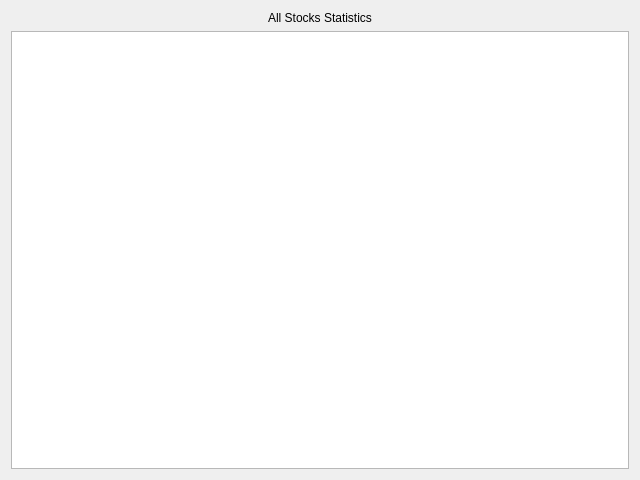
Qt form Gui/StockPerformance.ui (TheGraeme95/Markowitz-Portfolio-Optimiser) before a commit.
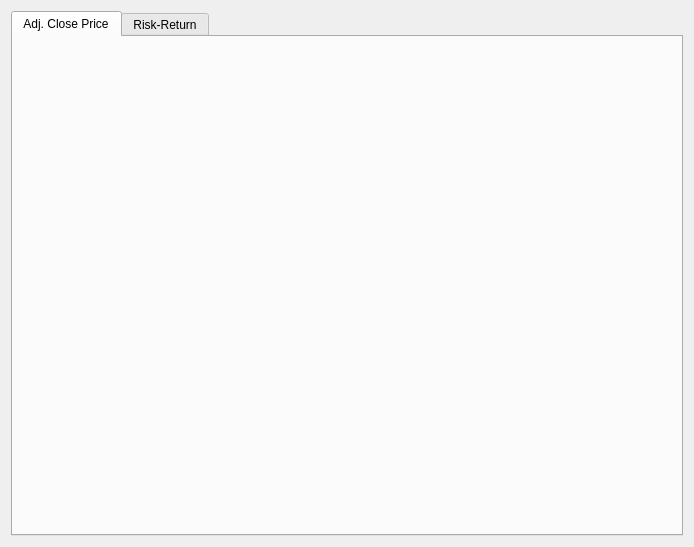
The same form after that commit.

Commit message:
Finished All stock's graphs
Just main page let to do.

```diff
--- a/Gui/StockPerformance.ui
+++ b/Gui/StockPerformance.ui
@@ -6,8 +6,8 @@
    <rect>
     <x>0</x>
     <y>0</y>
-    <width>640</width>
-    <height>480</height>
+    <width>694</width>
+    <height>547</height>
    </rect>
   </property>
   <property name="minimumSize">
@@ -28,17 +28,31 @@
   <layout class="QGridLayout" name="gridLayout_2">
    <item row="0" column="0">
     <layout class="QGridLayout" name="gridLayout">
-     <item row="1" column="0">
-      <widget class="QGraphicsView" name="allStockView"/>
-     </item>
      <item row="0" column="0">
-      <widget class="QLabel" name="label">
-       <property name="text">
-        <string>All Stocks Statistics</string>
+      <widget class="QTabWidget" name="tabWidget">
+       <property name="currentIndex">
+        <number>0</number>
        </property>
-       <property name="alignment">
-        <set>Qt::AlignCenter</set>
-       </property>
+       <widget class="QWidget" name="graph3">
+        <attribute name="title">
+         <string>Adj. Close Price</string>
+        </attribute>
+        <layout class="QGridLayout" name="gridLayout_4">
+         <item row="0" column="0">
+          <layout class="QGridLayout" name="graphLayout3"/>
+         </item>
+        </layout>
+       </widget>
+       <widget class="QWidget" name="graph4">
+        <attribute name="title">
+         <string>Risk-Return</string>
+        </attribute>
+        <layout class="QGridLayout" name="gridLayout_6">
+         <item row="0" column="0">
+          <layout class="QGridLayout" name="graphLayout4"/>
+         </item>
+        </layout>
+       </widget>
       </widget>
      </item>
     </layout>
```
The commit also changes 4 other files.
